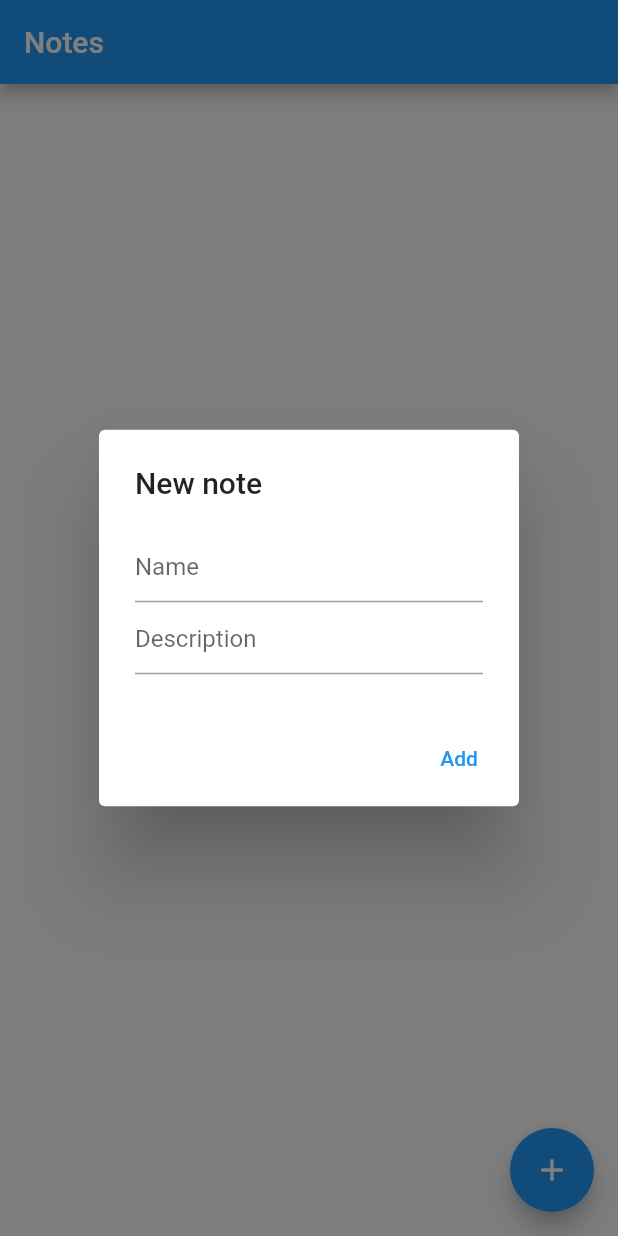
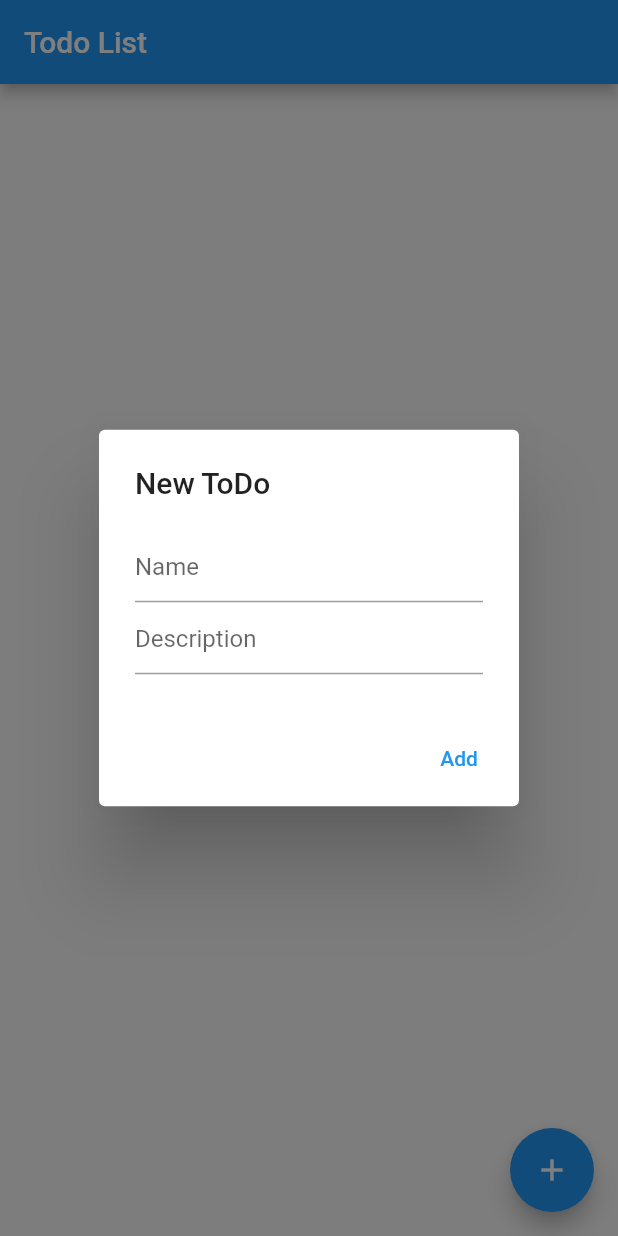
Before and after one commit to YellowShark/mobile6_code_examples, a Flutter app: the MainPage screen opened directly, after a tap on the "add" icon, on a phone screen of 412 x 824 dp. Run offline on Flutter 3.47's test engine with Material 2 defaults, Android fonts, the phone set to English and light mode, and no system bars; our stand-ins replace flutter_local_notifications, lottie, objectbox, shared_preferences, sizer, timezone; accounts and stored records are empty; generated files the repository leaves out were written again.

Commit message:
Week 16 (Database).

```diff
--- /dev/null
+++ b/lib/week16/model/todo.dart
@@ -0,0 +1,15 @@
+import 'package:objectbox/objectbox.dart';
+
+@Entity()
+class Todo {
+  @Id()
+  int id;
+  String name;
+  String description;
+
+  Todo({
+    this.id = 0,
+    required this.name,
+    required this.description,
+  });
+}
--- /dev/null
+++ b/lib/week16/repository/todo_tepository.dart
@@ -0,0 +1,46 @@
+import 'dart:async';
+
+import 'package:mobile6_examples/objectbox.g.dart';
+import 'package:mobile6_examples/week16/model/todo.dart';
+import 'package:objectbox/objectbox.dart';
+
+class TodoRepository {
+  late final Store _store;
+  late final Box<Todo> _box;
+
+  //final StreamController<List<Todo>> _controller = StreamController.broadcast();
+
+  //_box.query(Todo_.name.contains('todo'))
+
+  Stream<List<Todo>> todoListStream() => _box.query()
+      .watch(triggerImmediately: true)
+      .map((query) => query.find());
+
+  Future initDB() async {
+    _store = await openStore();
+    _box = _store.box<Todo>();
+    //_updateStream();
+  }
+
+  List<Todo> getAll() => _box.getAll().reversed.toList();
+
+  Future create(Todo todo) async {
+    await _box.putAsync(todo);
+    //_updateStream();
+  }
+
+  Future update(int id, Todo todo) async {
+    _box.remove(id);
+    await _box.putAsync(todo);
+    //_updateStream();
+  }
+
+  Future delete(int id) async {
+    _box.remove(id);
+    //_updateStream();
+  }
+
+  // void _updateStream() {
+  //   _controller.add(getAll());
+  // }
+}
--- a/lib/week16/ui/main_page.dart
+++ b/lib/week16/ui/main_page.dart
@@ -1,8 +1,8 @@
 import 'dart:async';
 
 import 'package:flutter/material.dart';
-import 'package:mobile6_examples/week16/model/note.dart';
-import 'package:mobile6_examples/week16/repository/notes_repository.dart';
+import 'package:mobile6_examples/week16/model/todo.dart';
+import 'package:mobile6_examples/week16/repository/todo_tepository.dart';
 
 class MainPage extends StatefulWidget {
   const MainPage({Key? key}) : super(key: key);
@@ -12,49 +12,49 @@ class MainPage extends StatefulWidget {
 }
 
 class _MainPageState extends State<MainPage> {
-  final _notesRepo = NotesRepository();
-  late var _notes = <Note>[];
-  StreamSubscription? _subscription;
+  final _repository = TodoRepository();
+  var _todoList = <Todo>[];
 
   @override
   void initState() {
     super.initState();
-    _notesRepo.initDB().whenComplete(() => _subscription = _notesRepo.boxStreamNotes.listen((list) {
-      setState(() => _notes = list);
-    }));
+    _init();
   }
 
   @override
   Widget build(BuildContext context) {
     return Scaffold(
       appBar: AppBar(
-        title: const Text('Notes'),
+        title: const Text('Todo List'),
       ),
       body: ListView.builder(
-        itemCount: _notes.length,
+        itemCount: _todoList.length,
         itemBuilder: (_, i) => ListTile(
           title: Text(
-            _notes[i].name,
+            _todoList[i].name,
           ),
           subtitle: Text(
-            _notes[i].description,
+            _todoList[i].description,
           ),
           trailing: IconButton(
             icon: const Icon(Icons.edit),
-            onPressed: () => _showBaseDialog(
+            onPressed: () {
+              final item = _todoList[i];
+              _showBaseDialog(
                 confirmText: 'Confirm',
-              firstField: _notes[i].name,
-              secondField: _notes[i].description,
+                firstField: item.name,
+                secondField: item.description,
                 onPressed: (name, desc) async {
-                await _notesRepo.update(
-                  _notes[i].id,
-                  Note(
+                  await _repository.update(
+                    item.id,
+                    Todo(
                       name: name,
                       description: desc,
                     ),
                   );
                 },
-            ),
+              );
+            },
           ),
         ),
       ),
@@ -62,8 +62,8 @@ class _MainPageState extends State<MainPage> {
         onPressed: () => _showBaseDialog(
           confirmText: 'Add',
           onPressed: (name, desc) async {
-            await _notesRepo.addNote(
-              Note(
+            await _repository.create(
+              Todo(
                 name: name,
                 description: desc,
               ),
@@ -77,7 +77,6 @@ class _MainPageState extends State<MainPage> {
 
   @override
   void dispose() {
-    _subscription?.cancel();
     super.dispose();
   }
 
@@ -95,7 +94,7 @@ class _MainPageState extends State<MainPage> {
           final nameController = TextEditingController(text: firstField);
           final descController = TextEditingController(text: secondField);
           return AlertDialog(
-            title: const Text('New note'),
+            title: const Text('New ToDo'),
             content: Column(
               mainAxisSize: MainAxisSize.min,
               children: [
@@ -121,4 +120,12 @@ class _MainPageState extends State<MainPage> {
           );
         },
       );
+
+  Future _init() async {
+    await _repository.initDB();
+    _repository.todoListStream().listen((todoList) {
+      _todoList = todoList;
+      setState(() {});
+    });
   }
+}
```
Also changed, not shown: lib/objectbox-model.json (+25 -1 lines), lib/objectbox.g.dart. Lines whose indentation alone changed are shown as unchanged.
